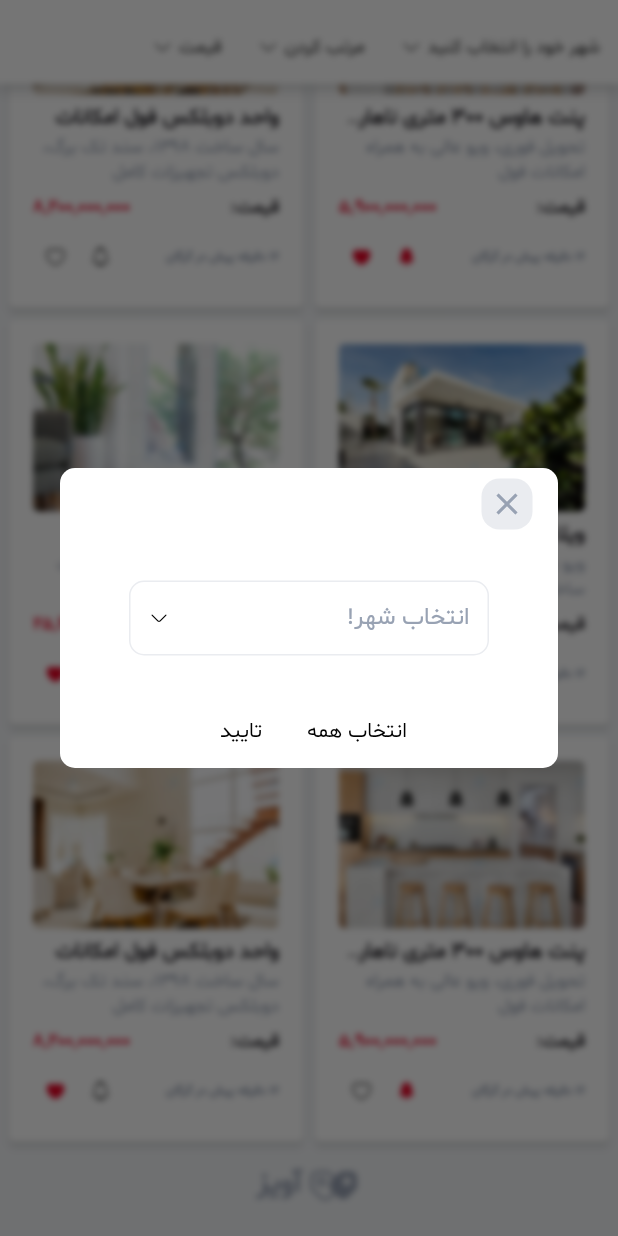
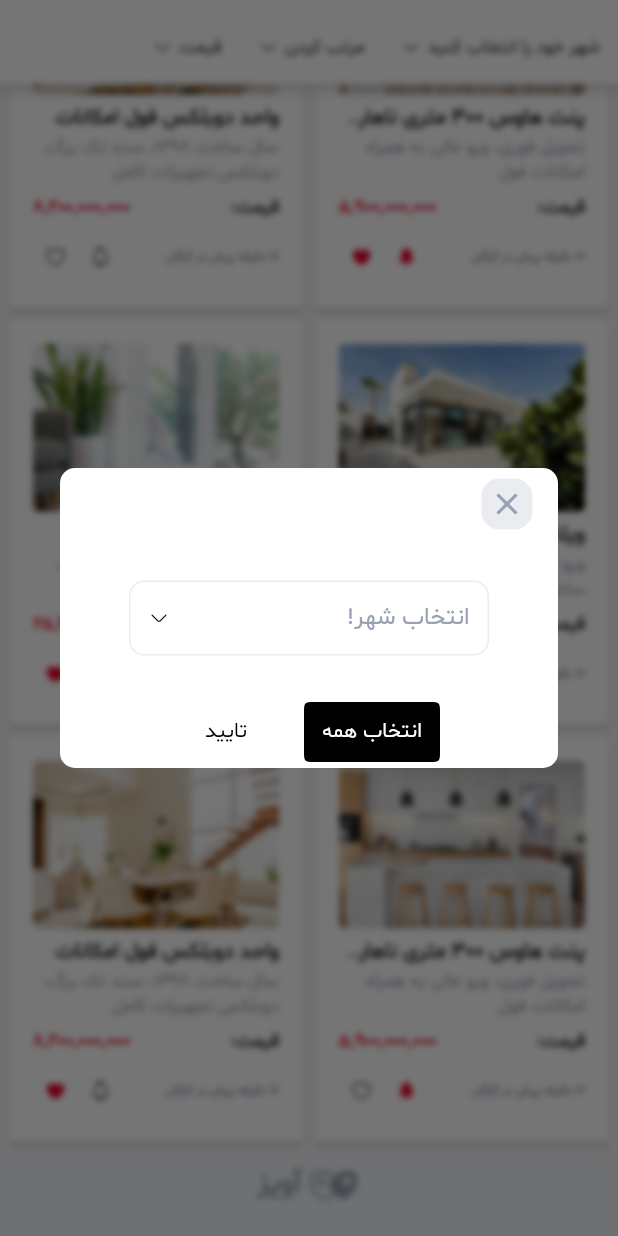
Before and after one commit to Mohammad-Hossein-Dlt/aviz_real_estate_ads, a Flutter app: the AvizListScreen screen opened directly, scrolled down 459 dp, after a tap on "شهر خود را انتخاب کنید", on a phone screen of 412 x 824 dp. Run offline on Flutter 3.47's test engine with Material 3 defaults, Android fonts, the phone set to English and light mode, and no system bars; our stand-ins replace dotted_border, file_picker, flutter_animate, flutter_staggered_animations, pinput, smooth_page_indicator.

Commit message:
Minor Improvements

```diff
--- a/lib/screens/aviz_list_screen.dart
+++ b/lib/screens/aviz_list_screen.dart
@@ -46,7 +46,6 @@ class _AvizListScreenState extends State<AvizListScreen> {
 
   @override
   Widget build(BuildContext context) {
-    print(displayType);
     return Scaffold(
       backgroundColor: grey1,
       body: SafeArea(
@@ -101,7 +100,7 @@ class _AvizListScreenState extends State<AvizListScreen> {
                 preferredSize: const Size.fromHeight(0),
                 child: Container(
                   height: 1,
-                  color: Colors.grey.shade300,
+                  color: grey1,
                 ),
               ),
             ),
@@ -416,7 +415,12 @@ class _AvizListScreenState extends State<AvizListScreen> {
                       },
                       child: const Text("تایید"),
                     ),
+                    const SizedBox(width: 20),
                     TextButton(
+                      style: TextButton.styleFrom(
+                        backgroundColor: Colors.black,
+                        foregroundColor: Colors.white,
+                      ),
                       onPressed: () {
                         selectedCity = null;
                         Navigator.of(ctx).pop();
@@ -572,6 +576,7 @@ class _AvizListScreenState extends State<AvizListScreen> {
                       },
                       child: const Text("حذف"),
                     ),
+                    const SizedBox(width: 20),
                     TextButton(
                       style: TextButton.styleFrom(
                         backgroundColor: Colors.black,
--- a/lib/screens/main_screen.dart
+++ b/lib/screens/main_screen.dart
@@ -82,10 +82,10 @@ class _MainScreenNavigationBarState extends State<MainScreenNavigationBar> {
         child: Stack(alignment: Alignment.bottomCenter, children: [
           IndexedStack(
             index: curentIndex,
-            children: const [
+            children: [
               ProfileScreen(),
-              AddAvizScreen(),
-              SearchScreen(),
+              const AddAvizScreen(),
+              const SearchScreen(),
               HomeScreen(),
             ],
           ),
```
Also changed, not shown: lib/screens/settings_screen.dart (+10 -28 lines).
